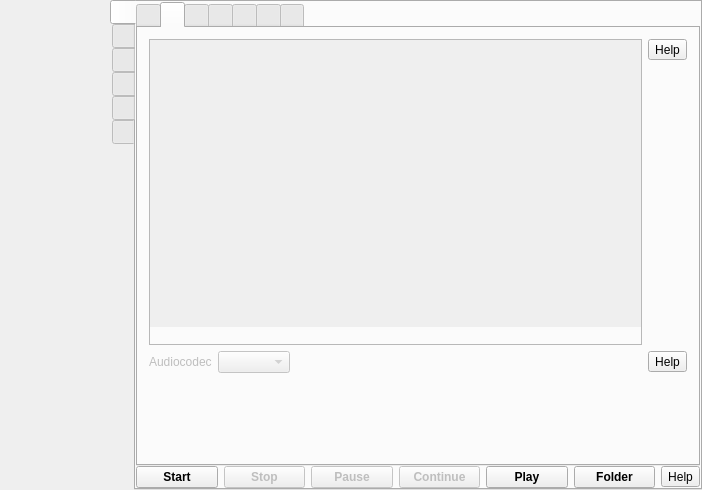
Qt form src/formMainWindow.ui (vkohaupt/vokoscreenNG) before a commit.
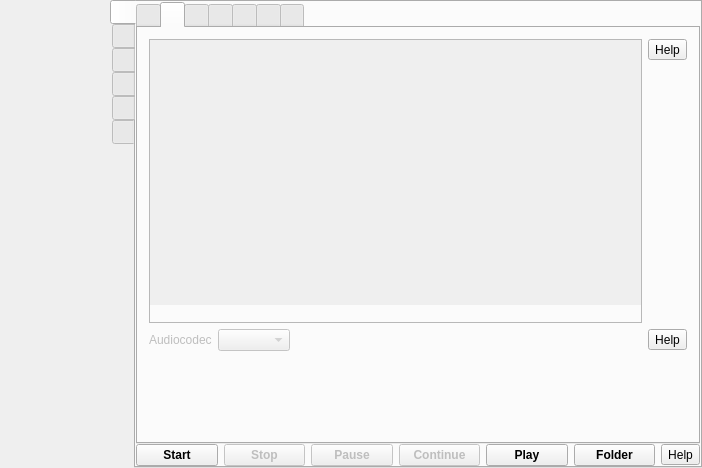
The same form after that commit. The open tabs and pages were chosen to show the change. Icons and pictures are not drawn.

Commit message: openh264: If network does not exist, the sidebar is not displayed

Patch:
```diff
--- a/src/formMainWindow.ui
+++ b/src/formMainWindow.ui
@@ -7,7 +7,7 @@
     <x>0</x>
     <y>0</y>
     <width>702</width>
-    <height>490</height>
+    <height>468</height>
    </rect>
   </property>
   <property name="windowTitle">
@@ -862,7 +862,7 @@
                       <x>0</x>
                       <y>0</y>
                       <width>486</width>
-                      <height>231</height>
+                      <height>209</height>
                      </rect>
                     </property>
                     <layout class="QVBoxLayout" name="verticalLayoutAudioDevices">
```
Left out of the diff: 2 changed lines with no effect on the pictures. The commit also changes 1 other file.
